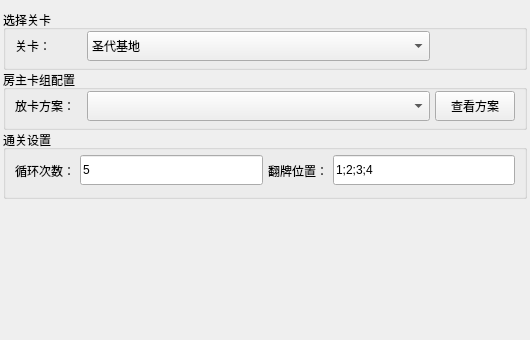
Qt form AppImplement/UIFiles/VolcanicRelicParam.ui (LinFeng-BingYi/FVM_Backstage_Assistant_LFBY) before a commit.
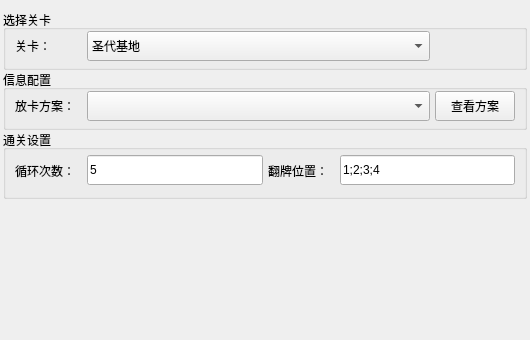
The same form after that commit.

```diff
--- a/AppImplement/UIFiles/VolcanicRelicParam.ui
+++ b/AppImplement/UIFiles/VolcanicRelicParam.ui
@@ -134,7 +134,7 @@
       </size>
      </property>
      <property name="title">
-      <string>房主卡组配置</string>
+      <string>信息配置</string>
      </property>
      <layout class="QHBoxLayout" name="horizontalLayout_1p_deck" stretch="1,2,0">
       <property name="spacing">
@@ -214,6 +214,12 @@
       </property>
       <item>
        <widget class="QLabel" name="label_loop_count">
+        <property name="minimumSize">
+         <size>
+          <width>67</width>
+          <height>0</height>
+         </size>
+        </property>
         <property name="text">
          <string>循环次数：</string>
         </property>
@@ -234,6 +240,12 @@
       </item>
       <item>
        <widget class="QLabel" name="label_flop_pos">
+        <property name="minimumSize">
+         <size>
+          <width>67</width>
+          <height>0</height>
+         </size>
+        </property>
         <property name="text">
          <string>翻牌位置：</string>
         </property>
```
